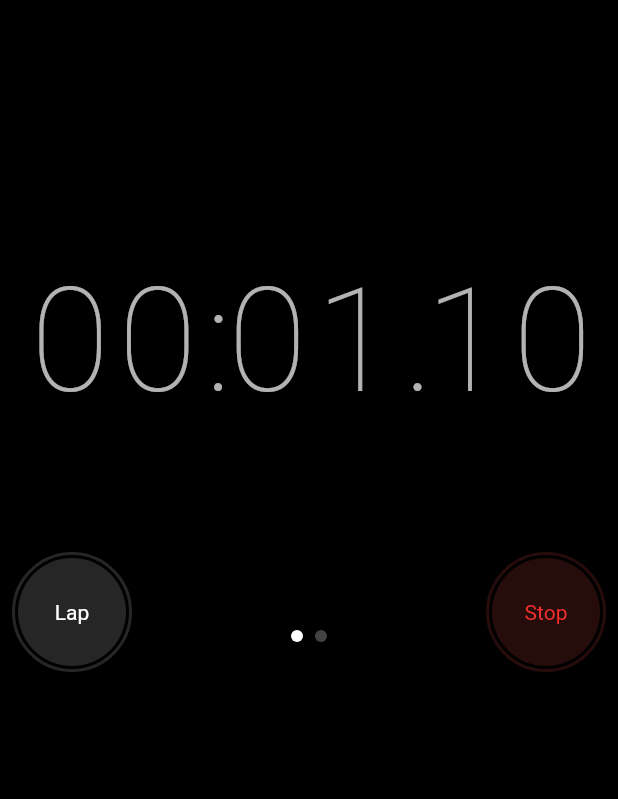
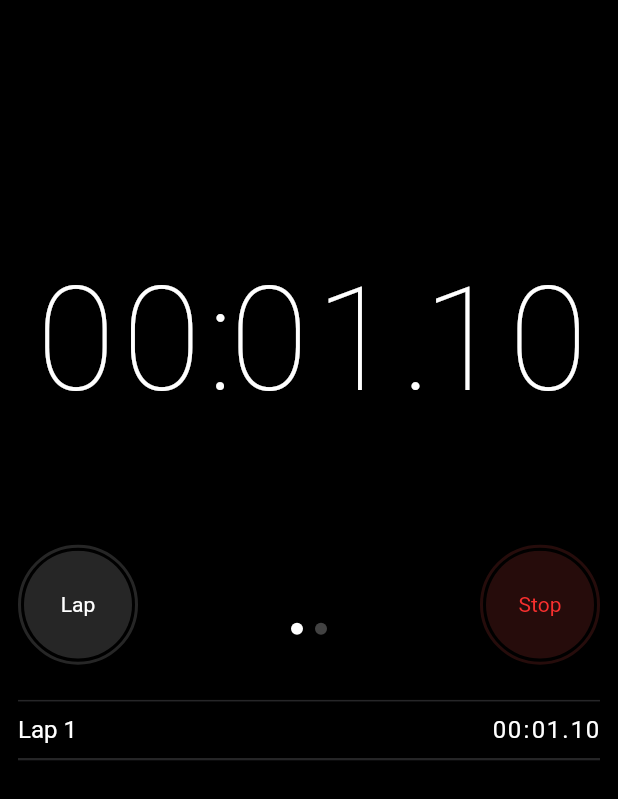
Before and after one commit to LuckUVeryX/stopwatch, a Flutter app: the StopwatchPage screen opened by its route, after a tap on "Start", on a phone screen of 412 x 824 dp. Shown: the top 799 px of the screen. Run offline on Flutter 3.47's test engine with Material 2 defaults, Android fonts, the phone set to English and light mode, and no system bars; drawn by our look-alikes of smooth_page_indicator; our stand-ins replace beamer.

Commit message:
Feat/laps (#6)
* adds laps logic

* fixes elapsed time text color

* adds skeleton lap display

* adds laps display

* adds colors to fastest and shortest lap times

* adds divider to end of listview

* fixes simple stopwatch text color

```diff
--- a/lib/app/stopwatch/view_models/stopwatch_ticker_viewmodel.dart
+++ b/lib/app/stopwatch/view_models/stopwatch_ticker_viewmodel.dart
@@ -8,6 +8,7 @@ class StopwatchTickerViewModel extends ChangeNotifier {
   StopwatchTickerViewModel() {
     _ticker = Ticker((elapsed) {
       _currentlyElapsed = elapsed;
+      _lapTime = elapsed;
       notifyListeners();
     });
   }
@@ -23,6 +24,8 @@ class StopwatchTickerViewModel extends ChangeNotifier {
     _ticker.stop();
     _currentlyElapsed = Duration.zero;
     _previouslyElapsed = Duration.zero;
+    _lapTime = Duration.zero;
+    _totalTimeBeforeLap = Duration.zero;
     notifyListeners();
   }
 
@@ -30,6 +33,7 @@ class StopwatchTickerViewModel extends ChangeNotifier {
     _ticker.stop();
     _previouslyElapsed += _currentlyElapsed;
     _currentlyElapsed = Duration.zero;
+    _lapTime = Duration.zero;
     notifyListeners();
   }
 
@@ -40,6 +44,15 @@ class StopwatchTickerViewModel extends ChangeNotifier {
     _currentlyElapsed = elapsed;
   }
 
+  Duration _totalTimeBeforeLap = Duration.zero;
+  Duration get lapTime => _lapTime + _previouslyElapsed - _totalTimeBeforeLap;
+  Duration _lapTime = Duration.zero;
+  void resetLapTime() {
+    _totalTimeBeforeLap = elapsed;
+    _lapTime = Duration.zero;
+    notifyListeners();
+  }
+
   @override
   void dispose() {
     _ticker.dispose();
--- /dev/null
+++ b/lib/app/stopwatch/views/laps_display.dart
@@ -0,0 +1,72 @@
+import 'package:flutter/material.dart';
+import 'package:provider/provider.dart';
+
+import '../../../core/constants/constants.dart';
+import '../view_models/view_models.dart';
+import 'widgets/elapsed_time_text.dart';
+
+class LapsDisplay extends StatelessWidget {
+  const LapsDisplay({
+    Key? key,
+  }) : super(key: key);
+
+  @override
+  Widget build(BuildContext context) {
+    final textTheme = Theme.of(context).textTheme;
+    return Flexible(
+      child: Consumer<StopwatchViewModel>(builder: (_, model, __) {
+        return ListView.separated(
+          itemCount: model.laps.length + 1,
+          separatorBuilder: (_, __) {
+            return const Divider(
+              color: Palette.kDividerColor,
+              thickness: 1.5,
+            );
+          },
+          itemBuilder: (_, idx) {
+            if (idx == model.laps.length) {
+              return const SizedBox();
+            }
+            return Padding(
+              padding: const EdgeInsets.symmetric(vertical: 2.0),
+              child: Row(
+                mainAxisAlignment: MainAxisAlignment.spaceBetween,
+                children: [
+                  Text(
+                    'Lap ${model.laps.length - idx}',
+                    style: textTheme.subtitle1?.copyWith(color: Palette.kWhite),
+                  ),
+                  if (idx == 0) ...[
+                    Consumer<StopwatchTickerViewModel>(
+                        builder: (_, tickerModel, __) {
+                      return StopwatchElapsedTimeText(
+                        elapsed: tickerModel.lapTime,
+                        textStyle: textTheme.subtitle1,
+                        digitWidth: 10.0,
+                        mainAxisAlignment: MainAxisAlignment.end,
+                      );
+                    }),
+                  ] else ...[
+                    StopwatchElapsedTimeText(
+                      elapsed: model.laps[idx],
+                      textStyle: textTheme.subtitle1?.copyWith(
+                        // * colors the fastest and slowest lap times
+                        color: idx == model.fastestLapIdx
+                            ? Palette.kGreenText
+                            : idx == model.slowestLapIdx
+                                ? Palette.kRedText
+                                : null,
+                      ),
+                      digitWidth: 10.0,
+                      mainAxisAlignment: MainAxisAlignment.end,
+                    ),
+                  ],
+                ],
+              ),
+            );
+          },
+        );
+      }),
+    );
+  }
+}
--- a/lib/app/stopwatch/views/stopwatch_page.dart
+++ b/lib/app/stopwatch/views/stopwatch_page.dart
@@ -5,6 +5,7 @@ import 'package:smooth_page_indicator/smooth_page_indicator.dart';
 
 import '../../../core/constants/constants.dart';
 import '../view_models/view_models.dart';
+import 'laps_display.dart';
 import 'stopwatch_widgets.dart';
 import 'widgets/widgets.dart';
 
@@ -27,11 +28,11 @@ class StopwatchPage extends StatelessWidget {
       ],
       child: Scaffold(
         body: SafeArea(
-          child: Column(
-            children: [
-              Padding(
-                padding: const EdgeInsets.all(8.0),
-                child: AspectRatio(
+          child: Padding(
+            padding: const EdgeInsets.all(12.0),
+            child: Column(
+              children: [
+                AspectRatio(
                   aspectRatio: 0.90,
                   child: LayoutBuilder(builder: (context, constraints) {
                     final radius = constraints.maxWidth / 2;
@@ -53,8 +54,11 @@ class StopwatchPage extends StatelessWidget {
                     );
                   }),
                 ),
-              ),
-            ],
+                const SizedBox(height: 16.0),
+                const Divider(color: Palette.kDividerColor, thickness: 1),
+                const LapsDisplay(),
+              ],
+            ),
           ),
         ),
       ),
--- a/lib/app/stopwatch/views/stopwatch_widgets.dart
+++ b/lib/app/stopwatch/views/stopwatch_widgets.dart
@@ -1,6 +1,7 @@
 import 'package:flutter/material.dart';
 import 'package:provider/provider.dart';
 
+import '../../../core/constants/constants.dart';
 import '../view_models/view_models.dart';
 import 'analog_stopwatch_widgets/analog_stopwatch_widgets.dart';
 import 'widgets/widgets.dart';
@@ -41,7 +42,8 @@ class SimpleStopwatch extends StatelessWidget {
         builder: (_, model, __) {
           return StopwatchElapsedTimeText(
             elapsed: model.elapsed,
-            textStyle: textTheme.headline1?.copyWith(fontSize: 96),
+            textStyle: textTheme.headline1
+                ?.copyWith(fontSize: 96, color: Palette.kWhite),
             digitWidth: radius / 4,
             mainAxisAlignment: MainAxisAlignment.spaceAround,
           );
--- a/lib/core/constants/palette.dart
+++ b/lib/core/constants/palette.dart
@@ -16,4 +16,6 @@ class Palette {
   static const kButtonGrey = Color(0xff262626);
   static const kButtonDisabled = Color(0xff151517);
   static const kGreyText = Color(0xff898a91);
+
+  static const kDividerColor = Color(0xff262628);
 }
```
Also changed, not shown: lib/app/stopwatch/view_models/stopwatch_viewmodel.dart (+33 -2 lines).
